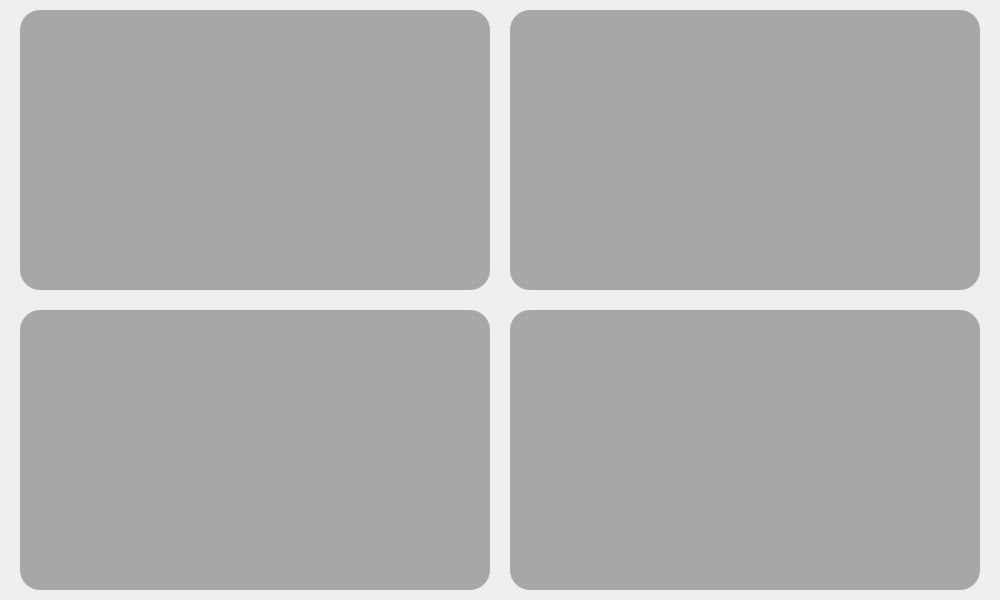
Above: controle_estoque/UI_Files/home.ui from andrersp/controleEstoque before the change. Below: the same form after it.
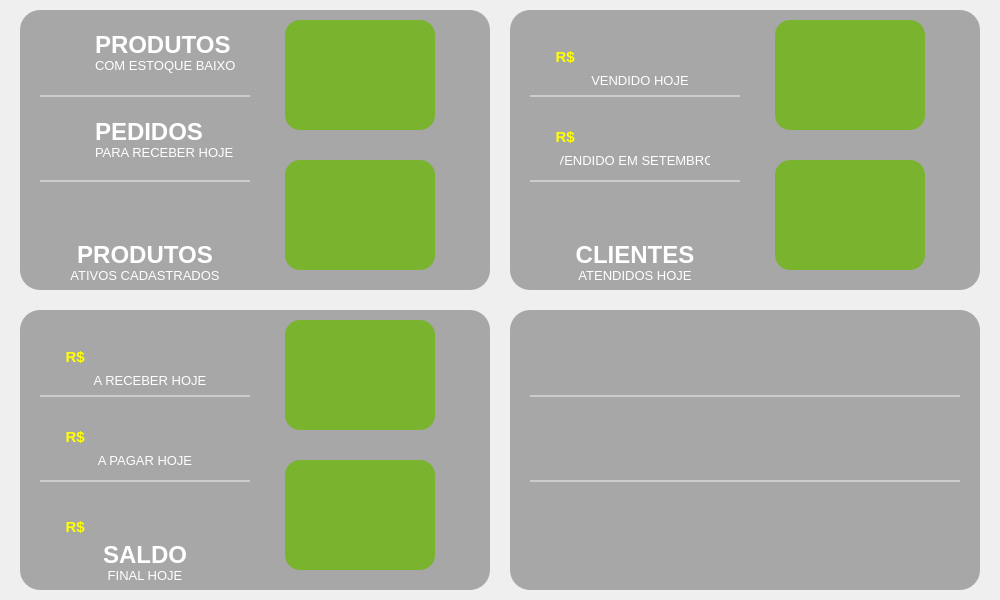
That is the form after the change.

The edit to the form file:
```diff
--- a/controle_estoque/UI_Files/home.ui
+++ b/controle_estoque/UI_Files/home.ui
@@ -48,6 +48,465 @@
     <property name="frameShadow">
      <enum>QFrame::Raised</enum>
     </property>
+    <widget class="QPushButton" name="bt_addCompra">
+     <property name="geometry">
+      <rect>
+       <x>265</x>
+       <y>150</y>
+       <width>150</width>
+       <height>110</height>
+      </rect>
+     </property>
+     <property name="font">
+      <font>
+       <family>Tahoma</family>
+       <pointsize>13</pointsize>
+       <weight>75</weight>
+       <bold>true</bold>
+      </font>
+     </property>
+     <property name="cursor">
+      <cursorShape>PointingHandCursor</cursorShape>
+     </property>
+     <property name="focusPolicy">
+      <enum>Qt::NoFocus</enum>
+     </property>
+     <property name="toolTip">
+      <string>&lt;html&gt;&lt;head/&gt;&lt;body&gt;&lt;p&gt;Nova Compra&lt;/p&gt;&lt;/body&gt;&lt;/html&gt;</string>
+     </property>
+     <property name="autoFillBackground">
+      <bool>false</bool>
+     </property>
+     <property name="styleSheet">
+      <string notr="true">QPushButton{
+border: none;
+color: #FFF;
+background: #7AB32E ;
+border-radius: 15px
+}
+QPushButton:hover {
+background: #40A286 
+}
+QPushButton:disabled {
+background: #7AB32E
+}</string>
+     </property>
+     <property name="text">
+      <string/>
+     </property>
+     <property name="shortcut">
+      <string>F7</string>
+     </property>
+     <property name="flat">
+      <bool>true</bool>
+     </property>
+    </widget>
+    <widget class="QPushButton" name="bt_addItem">
+     <property name="geometry">
+      <rect>
+       <x>265</x>
+       <y>10</y>
+       <width>150</width>
+       <height>110</height>
+      </rect>
+     </property>
+     <property name="font">
+      <font>
+       <family>Tahoma</family>
+       <pointsize>12</pointsize>
+       <weight>75</weight>
+       <bold>true</bold>
+      </font>
+     </property>
+     <property name="cursor">
+      <cursorShape>PointingHandCursor</cursorShape>
+     </property>
+     <property name="focusPolicy">
+      <enum>Qt::NoFocus</enum>
+     </property>
+     <property name="toolTip">
+      <string>&lt;html&gt;&lt;head/&gt;&lt;body&gt;&lt;p&gt;Adicioar Item&lt;/p&gt;&lt;/body&gt;&lt;/html&gt;</string>
+     </property>
+     <property name="whatsThis">
+      <string>&lt;html&gt;&lt;head/&gt;&lt;body&gt;&lt;p&gt;&lt;br/&gt;&lt;/p&gt;&lt;/body&gt;&lt;/html&gt;</string>
+     </property>
+     <property name="autoFillBackground">
+      <bool>false</bool>
+     </property>
+     <property name="styleSheet">
+      <string notr="true">QPushButton{
+border: none;
+color: #FFF;
+background: #7AB32E ;
+border-radius: 15px
+}
+QPushButton:hover {
+background: #40A286 
+}
+QPushButton:disabled {
+background: #7AB32E
+}</string>
+     </property>
+     <property name="text">
+      <string/>
+     </property>
+     <property name="shortcut">
+      <string>F2</string>
+     </property>
+     <property name="flat">
+      <bool>true</bool>
+     </property>
+    </widget>
+    <widget class="QLabel" name="label">
+     <property name="geometry">
+      <rect>
+       <x>75</x>
+       <y>20</y>
+       <width>150</width>
+       <height>30</height>
+      </rect>
+     </property>
+     <property name="font">
+      <font>
+       <family>Tahoma</family>
+       <pointsize>18</pointsize>
+       <weight>75</weight>
+       <bold>true</bold>
+      </font>
+     </property>
+     <property name="styleSheet">
+      <string notr="true">background: None;
+color: #FFF</string>
+     </property>
+     <property name="text">
+      <string>PRODUTOS</string>
+     </property>
+     <property name="alignment">
+      <set>Qt::AlignLeading|Qt::AlignLeft|Qt::AlignVCenter</set>
+     </property>
+    </widget>
+    <widget class="QLabel" name="label_2">
+     <property name="geometry">
+      <rect>
+       <x>75</x>
+       <y>45</y>
+       <width>150</width>
+       <height>20</height>
+      </rect>
+     </property>
+     <property name="font">
+      <font>
+       <family>Tahoma</family>
+       <pointsize>10</pointsize>
+       <weight>50</weight>
+       <bold>false</bold>
+      </font>
+     </property>
+     <property name="styleSheet">
+      <string notr="true">background: None;
+color: #FFF</string>
+     </property>
+     <property name="text">
+      <string>COM ESTOQUE BAIXO</string>
+     </property>
+     <property name="alignment">
+      <set>Qt::AlignLeading|Qt::AlignLeft|Qt::AlignVCenter</set>
+     </property>
+    </widget>
+    <widget class="Line" name="line">
+     <property name="geometry">
+      <rect>
+       <x>20</x>
+       <y>85</y>
+       <width>210</width>
+       <height>2</height>
+      </rect>
+     </property>
+     <property name="styleSheet">
+      <string notr="true">background: #CCC</string>
+     </property>
+     <property name="orientation">
+      <enum>Qt::Horizontal</enum>
+     </property>
+    </widget>
+    <widget class="Line" name="line_2">
+     <property name="geometry">
+      <rect>
+       <x>20</x>
+       <y>170</y>
+       <width>210</width>
+       <height>2</height>
+      </rect>
+     </property>
+     <property name="styleSheet">
+      <string notr="true">background: #CCC</string>
+     </property>
+     <property name="orientation">
+      <enum>Qt::Horizontal</enum>
+     </property>
+    </widget>
+    <widget class="QLabel" name="label_3">
+     <property name="geometry">
+      <rect>
+       <x>75</x>
+       <y>107</y>
+       <width>150</width>
+       <height>30</height>
+      </rect>
+     </property>
+     <property name="font">
+      <font>
+       <family>Tahoma</family>
+       <pointsize>18</pointsize>
+       <weight>75</weight>
+       <bold>true</bold>
+      </font>
+     </property>
+     <property name="styleSheet">
+      <string notr="true">background: None;
+color: #FFF</string>
+     </property>
+     <property name="text">
+      <string>PEDIDOS</string>
+     </property>
+     <property name="alignment">
+      <set>Qt::AlignLeading|Qt::AlignLeft|Qt::AlignVCenter</set>
+     </property>
+    </widget>
+    <widget class="QLabel" name="label_4">
+     <property name="geometry">
+      <rect>
+       <x>75</x>
+       <y>132</y>
+       <width>150</width>
+       <height>20</height>
+      </rect>
+     </property>
+     <property name="font">
+      <font>
+       <family>Tahoma</family>
+       <pointsize>10</pointsize>
+       <weight>50</weight>
+       <bold>false</bold>
+      </font>
+     </property>
+     <property name="styleSheet">
+      <string notr="true">background: None;
+color: #FFF</string>
+     </property>
+     <property name="text">
+      <string>PARA RECEBER HOJE</string>
+     </property>
+     <property name="alignment">
+      <set>Qt::AlignLeading|Qt::AlignLeft|Qt::AlignVCenter</set>
+     </property>
+    </widget>
+    <widget class="QLabel" name="label_5">
+     <property name="geometry">
+      <rect>
+       <x>50</x>
+       <y>255</y>
+       <width>150</width>
+       <height>20</height>
+      </rect>
+     </property>
+     <property name="font">
+      <font>
+       <family>Tahoma</family>
+       <pointsize>10</pointsize>
+       <weight>50</weight>
+       <bold>false</bold>
+      </font>
+     </property>
+     <property name="styleSheet">
+      <string notr="true">background: None;
+color: #FFF</string>
+     </property>
+     <property name="text">
+      <string>ATIVOS CADASTRADOS</string>
+     </property>
+     <property name="alignment">
+      <set>Qt::AlignCenter</set>
+     </property>
+    </widget>
+    <widget class="QLabel" name="label_6">
+     <property name="geometry">
+      <rect>
+       <x>50</x>
+       <y>230</y>
+       <width>150</width>
+       <height>30</height>
+      </rect>
+     </property>
+     <property name="font">
+      <font>
+       <family>Tahoma</family>
+       <pointsize>18</pointsize>
+       <weight>75</weight>
+       <bold>true</bold>
+      </font>
+     </property>
+     <property name="styleSheet">
+      <string notr="true">background: None;
+color: #FFF</string>
+     </property>
+     <property name="text">
+      <string>PRODUTOS</string>
+     </property>
+     <property name="alignment">
+      <set>Qt::AlignCenter</set>
+     </property>
+    </widget>
+    <widget class="QPushButton" name="bt_estoqueBaixo">
+     <property name="geometry">
+      <rect>
+       <x>20</x>
+       <y>20</y>
+       <width>50</width>
+       <height>45</height>
+      </rect>
+     </property>
+     <property name="font">
+      <font>
+       <family>Arial [TMC ]</family>
+       <pointsize>35</pointsize>
+       <weight>75</weight>
+       <bold>true</bold>
+      </font>
+     </property>
+     <property name="cursor">
+      <cursorShape>PointingHandCursor</cursorShape>
+     </property>
+     <property name="styleSheet">
+      <string notr="true">QPushButton {
+background: none;
+color: #ffff00;
+text-align: right
+}
+
+QPushButton:hover{
+color: qlineargradient(x1: 0, y1: 0, x2: 0, y2: 1,
+                                       stop: 0 #dadbde, stop: 1 #f6f7fa);
+}
+QPushButton:pressed {
+     background: none;
+ }
+
+ QPushButton:flat {
+     border: none; /* no border for a flat push button */
+ }
+
+ QPushButton:default {
+     border-color: navy; /* make the default button prominent */
+ }</string>
+     </property>
+     <property name="text">
+      <string/>
+     </property>
+     <property name="flat">
+      <bool>true</bool>
+     </property>
+    </widget>
+    <widget class="QPushButton" name="bt_pedidosHoje">
+     <property name="geometry">
+      <rect>
+       <x>20</x>
+       <y>107</y>
+       <width>50</width>
+       <height>45</height>
+      </rect>
+     </property>
+     <property name="font">
+      <font>
+       <family>Arial [TMC ]</family>
+       <pointsize>35</pointsize>
+       <weight>75</weight>
+       <bold>true</bold>
+      </font>
+     </property>
+     <property name="cursor">
+      <cursorShape>PointingHandCursor</cursorShape>
+     </property>
+     <property name="styleSheet">
+      <string notr="true">QPushButton {
+background: none;
+color: #ffff00;
+text-align: right
+}
+
+QPushButton:hover{
+color: qlineargradient(x1: 0, y1: 0, x2: 0, y2: 1,
+                                       stop: 0 #dadbde, stop: 1 #f6f7fa);
+}
+QPushButton:pressed {
+     background: none;
+ }
+
+ QPushButton:flat {
+     border: none; /* no border for a flat push button */
+ }
+
+ QPushButton:default {
+     border-color: navy; /* make the default button prominent */
+ }</string>
+     </property>
+     <property name="text">
+      <string/>
+     </property>
+     <property name="flat">
+      <bool>true</bool>
+     </property>
+    </widget>
+    <widget class="QPushButton" name="bt_produtosAtivos">
+     <property name="geometry">
+      <rect>
+       <x>90</x>
+       <y>190</y>
+       <width>70</width>
+       <height>45</height>
+      </rect>
+     </property>
+     <property name="font">
+      <font>
+       <family>Arial [TMC ]</family>
+       <pointsize>35</pointsize>
+       <weight>75</weight>
+       <bold>true</bold>
+      </font>
+     </property>
+     <property name="cursor">
+      <cursorShape>PointingHandCursor</cursorShape>
+     </property>
+     <property name="styleSheet">
+      <string notr="true">QPushButton {
+background: none;
+color: #ffff00;
+text-align: center
+}
+
+QPushButton:hover{
+color: qlineargradient(x1: 0, y1: 0, x2: 0, y2: 1,
+                                       stop: 0 #dadbde, stop: 1 #f6f7fa);
+}
+QPushButton:pressed {
+     background: none;
+ }
+
+ QPushButton:flat {
+     border: none; /* no border for a flat push button */
+ }
+
+ QPushButton:default {
+     border-color: navy; /* make the default button prominent */
+ }</string>
+     </property>
+     <property name="text">
+      <string/>
+     </property>
+     <property name="flat">
+      <bool>true</bool>
+     </property>
+    </widget>
    </widget>
    <widget class="QFrame" name="fr_PedidosPendentes">
     <property name="geometry">
@@ -71,29 +530,465 @@
     <property name="frameShadow">
      <enum>QFrame::Raised</enum>
     </property>
-   </widget>
-   <widget class="QFrame" name="fr_ListaEstoque_2">
-    <property name="geometry">
-     <rect>
-      <x>510</x>
-      <y>310</y>
-      <width>470</width>
-      <height>280</height>
-     </rect>
-    </property>
-    <property name="styleSheet">
-     <string notr="true">QFrame {
-background: rgba(0, 0, 0, 30%);
+    <widget class="QPushButton" name="bt_addCliente">
+     <property name="geometry">
+      <rect>
+       <x>265</x>
+       <y>10</y>
+       <width>150</width>
+       <height>110</height>
+      </rect>
+     </property>
+     <property name="font">
+      <font>
+       <family>Tahoma</family>
+       <pointsize>13</pointsize>
+       <weight>75</weight>
+       <bold>true</bold>
+      </font>
+     </property>
+     <property name="cursor">
+      <cursorShape>PointingHandCursor</cursorShape>
+     </property>
+     <property name="focusPolicy">
+      <enum>Qt::NoFocus</enum>
+     </property>
+     <property name="toolTip">
+      <string>&lt;html&gt;&lt;head/&gt;&lt;body&gt;&lt;p&gt;Novo Cliente&lt;/p&gt;&lt;/body&gt;&lt;/html&gt;</string>
+     </property>
+     <property name="autoFillBackground">
+      <bool>false</bool>
+     </property>
+     <property name="styleSheet">
+      <string notr="true">QPushButton{
 border: none;
-border-radius: 20px
+color: #FFF;
+background: #7AB32E ;
+border-radius: 15px
+}
+QPushButton:hover {
+background: #40A286 
+}
+QPushButton:disabled {
+background: #7AB32E
 }</string>
-    </property>
-    <property name="frameShape">
-     <enum>QFrame::StyledPanel</enum>
-    </property>
-    <property name="frameShadow">
-     <enum>QFrame::Raised</enum>
-    </property>
+     </property>
+     <property name="text">
+      <string/>
+     </property>
+     <property name="shortcut">
+      <string>F7</string>
+     </property>
+     <property name="flat">
+      <bool>true</bool>
+     </property>
+    </widget>
+    <widget class="QPushButton" name="bt_addVenda">
+     <property name="geometry">
+      <rect>
+       <x>265</x>
+       <y>150</y>
+       <width>150</width>
+       <height>110</height>
+      </rect>
+     </property>
+     <property name="font">
+      <font>
+       <family>Tahoma</family>
+       <pointsize>12</pointsize>
+       <weight>75</weight>
+       <bold>true</bold>
+      </font>
+     </property>
+     <property name="cursor">
+      <cursorShape>PointingHandCursor</cursorShape>
+     </property>
+     <property name="focusPolicy">
+      <enum>Qt::NoFocus</enum>
+     </property>
+     <property name="toolTip">
+      <string>&lt;html&gt;&lt;head/&gt;&lt;body&gt;&lt;p&gt;Nova Venda&lt;/p&gt;&lt;/body&gt;&lt;/html&gt;</string>
+     </property>
+     <property name="whatsThis">
+      <string>&lt;html&gt;&lt;head/&gt;&lt;body&gt;&lt;p&gt;&lt;br/&gt;&lt;/p&gt;&lt;/body&gt;&lt;/html&gt;</string>
+     </property>
+     <property name="autoFillBackground">
+      <bool>false</bool>
+     </property>
+     <property name="styleSheet">
+      <string notr="true">QPushButton{
+border: none;
+color: #FFF;
+background: #7AB32E ;
+border-radius: 15px
+}
+QPushButton:hover {
+background: #40A286 
+}
+QPushButton:disabled {
+background: #7AB32E
+}</string>
+     </property>
+     <property name="text">
+      <string/>
+     </property>
+     <property name="shortcut">
+      <string>F2</string>
+     </property>
+     <property name="flat">
+      <bool>true</bool>
+     </property>
+    </widget>
+    <widget class="Line" name="line_3">
+     <property name="geometry">
+      <rect>
+       <x>20</x>
+       <y>85</y>
+       <width>210</width>
+       <height>2</height>
+      </rect>
+     </property>
+     <property name="styleSheet">
+      <string notr="true">background: #CCC</string>
+     </property>
+     <property name="orientation">
+      <enum>Qt::Horizontal</enum>
+     </property>
+    </widget>
+    <widget class="Line" name="line_4">
+     <property name="geometry">
+      <rect>
+       <x>20</x>
+       <y>170</y>
+       <width>210</width>
+       <height>2</height>
+      </rect>
+     </property>
+     <property name="styleSheet">
+      <string notr="true">background: #CCC</string>
+     </property>
+     <property name="orientation">
+      <enum>Qt::Horizontal</enum>
+     </property>
+    </widget>
+    <widget class="QLabel" name="label_11">
+     <property name="geometry">
+      <rect>
+       <x>50</x>
+       <y>255</y>
+       <width>150</width>
+       <height>20</height>
+      </rect>
+     </property>
+     <property name="font">
+      <font>
+       <family>Tahoma</family>
+       <pointsize>10</pointsize>
+       <weight>50</weight>
+       <bold>false</bold>
+      </font>
+     </property>
+     <property name="styleSheet">
+      <string notr="true">background: None;
+color: #FFF</string>
+     </property>
+     <property name="text">
+      <string>ATENDIDOS HOJE</string>
+     </property>
+     <property name="alignment">
+      <set>Qt::AlignCenter</set>
+     </property>
+    </widget>
+    <widget class="QLabel" name="label_12">
+     <property name="geometry">
+      <rect>
+       <x>50</x>
+       <y>230</y>
+       <width>150</width>
+       <height>30</height>
+      </rect>
+     </property>
+     <property name="font">
+      <font>
+       <family>Tahoma</family>
+       <pointsize>18</pointsize>
+       <weight>75</weight>
+       <bold>true</bold>
+      </font>
+     </property>
+     <property name="styleSheet">
+      <string notr="true">background: None;
+color: #FFF</string>
+     </property>
+     <property name="text">
+      <string>CLIENTES</string>
+     </property>
+     <property name="alignment">
+      <set>Qt::AlignCenter</set>
+     </property>
+    </widget>
+    <widget class="QLabel" name="lb_mesAtual">
+     <property name="geometry">
+      <rect>
+       <x>50</x>
+       <y>140</y>
+       <width>150</width>
+       <height>20</height>
+      </rect>
+     </property>
+     <property name="font">
+      <font>
+       <family>Tahoma</family>
+       <pointsize>10</pointsize>
+       <weight>50</weight>
+       <bold>false</bold>
+      </font>
+     </property>
+     <property name="styleSheet">
+      <string notr="true">background: None;
+color: #FFF</string>
+     </property>
+     <property name="text">
+      <string>VENDIDO EM SETEMBRO</string>
+     </property>
+     <property name="alignment">
+      <set>Qt::AlignCenter</set>
+     </property>
+    </widget>
+    <widget class="QLabel" name="lb_produtosAtivos_4">
+     <property name="geometry">
+      <rect>
+       <x>45</x>
+       <y>115</y>
+       <width>20</width>
+       <height>25</height>
+      </rect>
+     </property>
+     <property name="font">
+      <font>
+       <pointsize>20</pointsize>
+      </font>
+     </property>
+     <property name="styleSheet">
+      <string notr="true">background: none</string>
+     </property>
+     <property name="text">
+      <string>&lt;span style=&quot;font-family:'Arial'; font-size:15px;
+                font-weight: bold;color:#ffff00; &quot;&gt;R$&lt;/span&gt;</string>
+     </property>
+     <property name="alignment">
+      <set>Qt::AlignCenter</set>
+     </property>
+     <property name="openExternalLinks">
+      <bool>true</bool>
+     </property>
+    </widget>
+    <widget class="QLabel" name="label_15">
+     <property name="geometry">
+      <rect>
+       <x>50</x>
+       <y>60</y>
+       <width>160</width>
+       <height>20</height>
+      </rect>
+     </property>
+     <property name="font">
+      <font>
+       <family>Tahoma</family>
+       <pointsize>10</pointsize>
+       <weight>50</weight>
+       <bold>false</bold>
+      </font>
+     </property>
+     <property name="styleSheet">
+      <string notr="true">background: None;
+color: #FFF</string>
+     </property>
+     <property name="text">
+      <string>VENDIDO HOJE</string>
+     </property>
+     <property name="alignment">
+      <set>Qt::AlignCenter</set>
+     </property>
+    </widget>
+    <widget class="QLabel" name="lb_produtosAtivos_6">
+     <property name="geometry">
+      <rect>
+       <x>45</x>
+       <y>35</y>
+       <width>20</width>
+       <height>25</height>
+      </rect>
+     </property>
+     <property name="font">
+      <font>
+       <pointsize>20</pointsize>
+      </font>
+     </property>
+     <property name="styleSheet">
+      <string notr="true">background: none</string>
+     </property>
+     <property name="text">
+      <string>&lt;span style=&quot;font-family:'Arial'; font-size:15px;
+                font-weight: bold;color:#ffff00; &quot;&gt;R$&lt;/span&gt;</string>
+     </property>
+     <property name="alignment">
+      <set>Qt::AlignCenter</set>
+     </property>
+     <property name="openExternalLinks">
+      <bool>true</bool>
+     </property>
+    </widget>
+    <widget class="QPushButton" name="bt_vendidoHoje">
+     <property name="geometry">
+      <rect>
+       <x>70</x>
+       <y>20</y>
+       <width>130</width>
+       <height>45</height>
+      </rect>
+     </property>
+     <property name="font">
+      <font>
+       <family>Arial [TMC ]</family>
+       <pointsize>35</pointsize>
+       <weight>75</weight>
+       <bold>true</bold>
+      </font>
+     </property>
+     <property name="cursor">
+      <cursorShape>PointingHandCursor</cursorShape>
+     </property>
+     <property name="styleSheet">
+      <string notr="true">QPushButton {
+background: none;
+color: #ffff00;
+text-align: left
+}
+
+QPushButton:hover{
+color: qlineargradient(x1: 0, y1: 0, x2: 0, y2: 1,
+                                       stop: 0 #dadbde, stop: 1 #f6f7fa);
+}
+QPushButton:pressed {
+     background: none;
+ }
+
+ QPushButton:flat {
+     border: none; /* no border for a flat push button */
+ }
+
+ QPushButton:default {
+     border-color: navy; /* make the default button prominent */
+ }</string>
+     </property>
+     <property name="text">
+      <string/>
+     </property>
+     <property name="flat">
+      <bool>true</bool>
+     </property>
+    </widget>
+    <widget class="QPushButton" name="bt_vendidoMes">
+     <property name="geometry">
+      <rect>
+       <x>70</x>
+       <y>100</y>
+       <width>130</width>
+       <height>45</height>
+      </rect>
+     </property>
+     <property name="font">
+      <font>
+       <family>Arial [TMC ]</family>
+       <pointsize>35</pointsize>
+       <weight>75</weight>
+       <bold>true</bold>
+      </font>
+     </property>
+     <property name="cursor">
+      <cursorShape>PointingHandCursor</cursorShape>
+     </property>
+     <property name="styleSheet">
+      <string notr="true">QPushButton {
+background: none;
+color: #ffff00;
+text-align: left
+}
+
+QPushButton:hover{
+color: qlineargradient(x1: 0, y1: 0, x2: 0, y2: 1,
+                                       stop: 0 #dadbde, stop: 1 #f6f7fa);
+}
+QPushButton:pressed {
+     background: none;
+ }
+
+ QPushButton:flat {
+     border: none; /* no border for a flat push button */
+ }
+
+ QPushButton:default {
+     border-color: navy; /* make the default button prominent */
+ }</string>
+     </property>
+     <property name="text">
+      <string/>
+     </property>
+     <property name="flat">
+      <bool>true</bool>
+     </property>
+    </widget>
+    <widget class="QPushButton" name="bt_clientesAtendidos">
+     <property name="geometry">
+      <rect>
+       <x>90</x>
+       <y>190</y>
+       <width>70</width>
+       <height>45</height>
+      </rect>
+     </property>
+     <property name="font">
+      <font>
+       <family>Arial [TMC ]</family>
+       <pointsize>35</pointsize>
+       <weight>75</weight>
+       <bold>true</bold>
+      </font>
+     </property>
+     <property name="cursor">
+      <cursorShape>PointingHandCursor</cursorShape>
+     </property>
+     <property name="styleSheet">
+      <string notr="true">QPushButton {
+background: none;
+color: #ffff00;
+text-align: center
+}
+
+QPushButton:hover{
+color: qlineargradient(x1: 0, y1: 0, x2: 0, y2: 1,
+                                       stop: 0 #dadbde, stop: 1 #f6f7fa);
+}
+QPushButton:pressed {
+     background: none;
+ }
+
+ QPushButton:flat {
+     border: none; /* no border for a flat push button */
+ }
+
+ QPushButton:default {
+     border-color: navy; /* make the default button prominent */
+ }</string>
+     </property>
+     <property name="text">
+      <string/>
+     </property>
+     <property name="flat">
+      <bool>true</bool>
+     </property>
+    </widget>
    </widget>
    <widget class="QFrame" name="fr_EstoqueAtual">
     <property name="geometry">
@@ -118,6 +1013,560 @@
     <property name="frameShadow">
      <enum>QFrame::Raised</enum>
     </property>
+    <widget class="QPushButton" name="bt_apagarHoje">
+     <property name="geometry">
+      <rect>
+       <x>265</x>
+       <y>150</y>
+       <width>150</width>
+       <height>110</height>
+      </rect>
+     </property>
+     <property name="font">
+      <font>
+       <family>Tahoma</family>
+       <pointsize>13</pointsize>
+       <weight>75</weight>
+       <bold>true</bold>
+      </font>
+     </property>
+     <property name="cursor">
+      <cursorShape>PointingHandCursor</cursorShape>
+     </property>
+     <property name="focusPolicy">
+      <enum>Qt::NoFocus</enum>
+     </property>
+     <property name="toolTip">
+      <string>&lt;html&gt;&lt;head/&gt;&lt;body&gt;&lt;p&gt;Conta a pagar hoje&lt;/p&gt;&lt;/body&gt;&lt;/html&gt;</string>
+     </property>
+     <property name="autoFillBackground">
+      <bool>false</bool>
+     </property>
+     <property name="styleSheet">
+      <string notr="true">QPushButton{
+border: none;
+color: #FFF;
+background: #7AB32E ;
+border-radius: 15px
+}
+QPushButton:hover {
+background: #40A286 
+}
+QPushButton:disabled {
+background: #7AB32E
+}</string>
+     </property>
+     <property name="text">
+      <string/>
+     </property>
+     <property name="shortcut">
+      <string>F7</string>
+     </property>
+     <property name="flat">
+      <bool>true</bool>
+     </property>
+    </widget>
+    <widget class="QPushButton" name="bt_areceberHoje">
+     <property name="geometry">
+      <rect>
+       <x>265</x>
+       <y>10</y>
+       <width>150</width>
+       <height>110</height>
+      </rect>
+     </property>
+     <property name="font">
+      <font>
+       <family>Tahoma</family>
+       <pointsize>12</pointsize>
+       <weight>75</weight>
+       <bold>true</bold>
+      </font>
+     </property>
+     <property name="cursor">
+      <cursorShape>PointingHandCursor</cursorShape>
+     </property>
+     <property name="focusPolicy">
+      <enum>Qt::NoFocus</enum>
+     </property>
+     <property name="toolTip">
+      <string>&lt;html&gt;&lt;head/&gt;&lt;body&gt;&lt;p&gt;Conta a receber hoje&lt;/p&gt;&lt;/body&gt;&lt;/html&gt;</string>
+     </property>
+     <property name="whatsThis">
+      <string>&lt;html&gt;&lt;head/&gt;&lt;body&gt;&lt;p&gt;&lt;br/&gt;&lt;/p&gt;&lt;/body&gt;&lt;/html&gt;</string>
+     </property>
+     <property name="autoFillBackground">
+      <bool>false</bool>
+     </property>
+     <property name="styleSheet">
+      <string notr="true">QPushButton{
+border: none;
+color: #FFF;
+background: #7AB32E ;
+border-radius: 15px
+}
+QPushButton:hover {
+background: #40A286 
+}
+QPushButton:disabled {
+background: #7AB32E
+}</string>
+     </property>
+     <property name="text">
+      <string/>
+     </property>
+     <property name="shortcut">
+      <string>F2</string>
+     </property>
+     <property name="flat">
+      <bool>true</bool>
+     </property>
+    </widget>
+    <widget class="Line" name="line_5">
+     <property name="geometry">
+      <rect>
+       <x>20</x>
+       <y>85</y>
+       <width>210</width>
+       <height>2</height>
+      </rect>
+     </property>
+     <property name="styleSheet">
+      <string notr="true">background: #CCC</string>
+     </property>
+     <property name="orientation">
+      <enum>Qt::Horizontal</enum>
+     </property>
+    </widget>
+    <widget class="Line" name="line_6">
+     <property name="geometry">
+      <rect>
+       <x>20</x>
+       <y>170</y>
+       <width>210</width>
+       <height>2</height>
+      </rect>
+     </property>
+     <property name="styleSheet">
+      <string notr="true">background: #CCC</string>
+     </property>
+     <property name="orientation">
+      <enum>Qt::Horizontal</enum>
+     </property>
+    </widget>
+    <widget class="QLabel" name="label_13">
+     <property name="geometry">
+      <rect>
+       <x>50</x>
+       <y>255</y>
+       <width>150</width>
+       <height>20</height>
+      </rect>
+     </property>
+     <property name="font">
+      <font>
+       <family>Tahoma</family>
+       <pointsize>10</pointsize>
+       <weight>50</weight>
+       <bold>false</bold>
+      </font>
+     </property>
+     <property name="styleSheet">
+      <string notr="true">background: None;
+color: #FFF</string>
+     </property>
+     <property name="text">
+      <string>FINAL HOJE</string>
+     </property>
+     <property name="alignment">
+      <set>Qt::AlignCenter</set>
+     </property>
+    </widget>
+    <widget class="QLabel" name="label_16">
+     <property name="geometry">
+      <rect>
+       <x>50</x>
+       <y>230</y>
+       <width>150</width>
+       <height>30</height>
+      </rect>
+     </property>
+     <property name="font">
+      <font>
+       <family>Tahoma</family>
+       <pointsize>18</pointsize>
+       <weight>75</weight>
+       <bold>true</bold>
+      </font>
+     </property>
+     <property name="styleSheet">
+      <string notr="true">background: None;
+color: #FFF</string>
+     </property>
+     <property name="text">
+      <string>SALDO</string>
+     </property>
+     <property name="alignment">
+      <set>Qt::AlignCenter</set>
+     </property>
+    </widget>
+    <widget class="QLabel" name="lb_apagarHoje">
+     <property name="geometry">
+      <rect>
+       <x>70</x>
+       <y>100</y>
+       <width>130</width>
+       <height>45</height>
+      </rect>
+     </property>
+     <property name="font">
+      <font>
+       <pointsize>20</pointsize>
+      </font>
+     </property>
+     <property name="styleSheet">
+      <string notr="true">background: none</string>
+     </property>
+     <property name="text">
+      <string/>
+     </property>
+     <property name="alignment">
+      <set>Qt::AlignLeading|Qt::AlignLeft|Qt::AlignVCenter</set>
+     </property>
+     <property name="openExternalLinks">
+      <bool>true</bool>
+     </property>
+    </widget>
+    <widget class="QLabel" name="label_17">
+     <property name="geometry">
+      <rect>
+       <x>50</x>
+       <y>140</y>
+       <width>150</width>
+       <height>20</height>
+      </rect>
+     </property>
+     <property name="font">
+      <font>
+       <family>Tahoma</family>
+       <pointsize>10</pointsize>
+       <weight>50</weight>
+       <bold>false</bold>
+      </font>
+     </property>
+     <property name="styleSheet">
+      <string notr="true">background: None;
+color: #FFF</string>
+     </property>
+     <property name="text">
+      <string>A PAGAR HOJE</string>
+     </property>
+     <property name="alignment">
+      <set>Qt::AlignCenter</set>
+     </property>
+    </widget>
+    <widget class="QLabel" name="lb_produtosAtivos_9">
+     <property name="geometry">
+      <rect>
+       <x>45</x>
+       <y>115</y>
+       <width>20</width>
+       <height>25</height>
+      </rect>
+     </property>
+     <property name="font">
+      <font>
+       <pointsize>20</pointsize>
+      </font>
+     </property>
+     <property name="styleSheet">
+      <string notr="true">background: none</string>
+     </property>
+     <property name="text">
+      <string>&lt;span style=&quot;font-family:'Arial'; font-size:15px;
+                font-weight: bold;color:#ffff00; &quot;&gt;R$&lt;/span&gt;</string>
+     </property>
+     <property name="alignment">
+      <set>Qt::AlignCenter</set>
+     </property>
+     <property name="openExternalLinks">
+      <bool>true</bool>
+     </property>
+    </widget>
+    <widget class="QLabel" name="label_18">
+     <property name="geometry">
+      <rect>
+       <x>50</x>
+       <y>60</y>
+       <width>160</width>
+       <height>20</height>
+      </rect>
+     </property>
+     <property name="font">
+      <font>
+       <family>Tahoma</family>
+       <pointsize>10</pointsize>
+       <weight>50</weight>
+       <bold>false</bold>
+      </font>
+     </property>
+     <property name="styleSheet">
+      <string notr="true">background: None;
+color: #FFF</string>
+     </property>
+     <property name="text">
+      <string>A RECEBER HOJE</string>
+     </property>
+     <property name="alignment">
+      <set>Qt::AlignCenter</set>
+     </property>
+    </widget>
+    <widget class="QLabel" name="lb_areceberHoje">
+     <property name="geometry">
+      <rect>
+       <x>70</x>
+       <y>20</y>
+       <width>130</width>
+       <height>45</height>
+      </rect>
+     </property>
+     <property name="font">
+      <font>
+       <pointsize>20</pointsize>
+      </font>
+     </property>
+     <property name="styleSheet">
+      <string notr="true">background: none</string>
+     </property>
+     <property name="text">
+      <string/>
+     </property>
+     <property name="alignment">
+      <set>Qt::AlignLeading|Qt::AlignLeft|Qt::AlignVCenter</set>
+     </property>
+     <property name="openExternalLinks">
+      <bool>true</bool>
+     </property>
+    </widget>
+    <widget class="QLabel" name="lb_produtosAtivos_11">
+     <property name="geometry">
+      <rect>
+       <x>45</x>
+       <y>35</y>
+       <width>20</width>
+       <height>25</height>
+      </rect>
+     </property>
+     <property name="font">
+      <font>
+       <pointsize>20</pointsize>
+      </font>
+     </property>
+     <property name="styleSheet">
+      <string notr="true">background: none</string>
+     </property>
+     <property name="text">
+      <string>&lt;span style=&quot;font-family:'Arial'; font-size:15px;
+                font-weight: bold;color:#ffff00; &quot;&gt;R$&lt;/span&gt;</string>
+     </property>
+     <property name="alignment">
+      <set>Qt::AlignCenter</set>
+     </property>
+     <property name="openExternalLinks">
+      <bool>true</bool>
+     </property>
+    </widget>
+    <widget class="QLabel" name="lb_saldoHoje">
+     <property name="geometry">
+      <rect>
+       <x>70</x>
+       <y>190</y>
+       <width>130</width>
+       <height>45</height>
+      </rect>
+     </property>
+     <property name="font">
+      <font>
+       <pointsize>20</pointsize>
+      </font>
+     </property>
+     <property name="styleSheet">
+      <string notr="true">background: none</string>
+     </property>
+     <property name="text">
+      <string/>
+     </property>
+     <property name="alignment">
+      <set>Qt::AlignLeading|Qt::AlignLeft|Qt::AlignVCenter</set>
+     </property>
+     <property name="openExternalLinks">
+      <bool>true</bool>
+     </property>
+    </widget>
+    <widget class="QLabel" name="lb_produtosAtivos_13">
+     <property name="geometry">
+      <rect>
+       <x>45</x>
+       <y>205</y>
+       <width>20</width>
+       <height>25</height>
+      </rect>
+     </property>
+     <property name="font">
+      <font>
+       <pointsize>20</pointsize>
+      </font>
+     </property>
+     <property name="styleSheet">
+      <string notr="true">background: none</string>
+     </property>
+     <property name="text">
+      <string>&lt;span style=&quot;font-family:'Arial'; font-size:15px;
+                font-weight: bold;color:#ffff00; &quot;&gt;R$&lt;/span&gt;</string>
+     </property>
+     <property name="alignment">
+      <set>Qt::AlignCenter</set>
+     </property>
+     <property name="openExternalLinks">
+      <bool>true</bool>
+     </property>
+    </widget>
+   </widget>
+   <widget class="QFrame" name="fr_VendasAbertas_4">
+    <property name="geometry">
+     <rect>
+      <x>510</x>
+      <y>310</y>
+      <width>470</width>
+      <height>280</height>
+     </rect>
+    </property>
+    <property name="styleSheet">
+     <string notr="true">QFrame {
+background: rgba(0, 0, 0, 30%);
+border: none;
+border-radius: 20px
+}</string>
+    </property>
+    <property name="frameShape">
+     <enum>QFrame::StyledPanel</enum>
+    </property>
+    <property name="frameShadow">
+     <enum>QFrame::Raised</enum>
+    </property>
+    <widget class="Line" name="line_7">
+     <property name="geometry">
+      <rect>
+       <x>20</x>
+       <y>85</y>
+       <width>430</width>
+       <height>2</height>
+      </rect>
+     </property>
+     <property name="styleSheet">
+      <string notr="true">background: #CCC</string>
+     </property>
+     <property name="orientation">
+      <enum>Qt::Horizontal</enum>
+     </property>
+    </widget>
+    <widget class="Line" name="line_8">
+     <property name="geometry">
+      <rect>
+       <x>20</x>
+       <y>170</y>
+       <width>430</width>
+       <height>2</height>
+      </rect>
+     </property>
+     <property name="styleSheet">
+      <string notr="true">background: #CCC</string>
+     </property>
+     <property name="orientation">
+      <enum>Qt::Horizontal</enum>
+     </property>
+    </widget>
+    <widget class="QLabel" name="lb_DataAtual">
+     <property name="geometry">
+      <rect>
+       <x>85</x>
+       <y>20</y>
+       <width>300</width>
+       <height>45</height>
+      </rect>
+     </property>
+     <property name="font">
+      <font>
+       <pointsize>20</pointsize>
+      </font>
+     </property>
+     <property name="styleSheet">
+      <string notr="true">background: none</string>
+     </property>
+     <property name="text">
+      <string/>
+     </property>
+     <property name="alignment">
+      <set>Qt::AlignLeading|Qt::AlignLeft|Qt::AlignVCenter</set>
+     </property>
+     <property name="openExternalLinks">
+      <bool>true</bool>
+     </property>
+    </widget>
+    <widget class="QLabel" name="lb_semanaDia">
+     <property name="geometry">
+      <rect>
+       <x>85</x>
+       <y>105</y>
+       <width>300</width>
+       <height>45</height>
+      </rect>
+     </property>
+     <property name="font">
+      <font>
+       <pointsize>20</pointsize>
+      </font>
+     </property>
+     <property name="styleSheet">
+      <string notr="true">background: none</string>
+     </property>
+     <property name="text">
+      <string/>
+     </property>
+     <property name="alignment">
+      <set>Qt::AlignLeading|Qt::AlignLeft|Qt::AlignVCenter</set>
+     </property>
+     <property name="openExternalLinks">
+      <bool>true</bool>
+     </property>
+    </widget>
+    <widget class="QLabel" name="lb_produtosAtivos_16">
+     <property name="geometry">
+      <rect>
+       <x>85</x>
+       <y>190</y>
+       <width>300</width>
+       <height>45</height>
+      </rect>
+     </property>
+     <property name="font">
+      <font>
+       <pointsize>20</pointsize>
+      </font>
+     </property>
+     <property name="styleSheet">
+      <string notr="true">background: none</string>
+     </property>
+     <property name="text">
+      <string/>
+     </property>
+     <property name="alignment">
+      <set>Qt::AlignLeading|Qt::AlignLeft|Qt::AlignVCenter</set>
+     </property>
+     <property name="openExternalLinks">
+      <bool>true</bool>
+     </property>
+    </widget>
    </widget>
   </widget>
  </widget>
```
Left out of the diff: 6 changed lines with no effect on the pictures.
